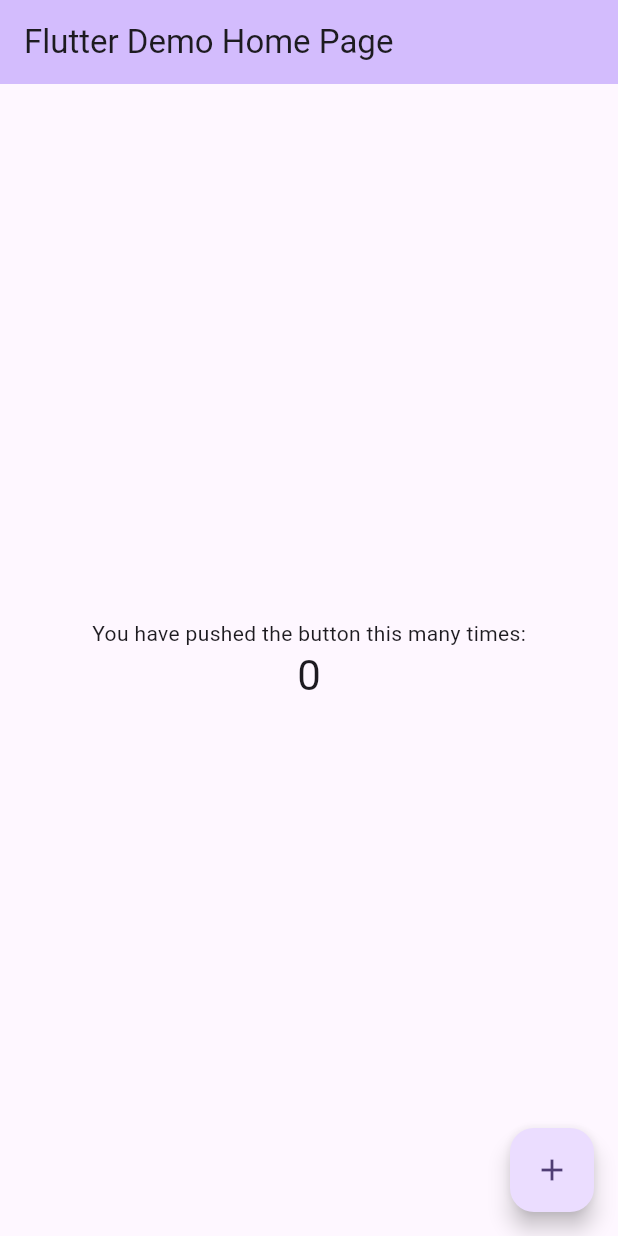
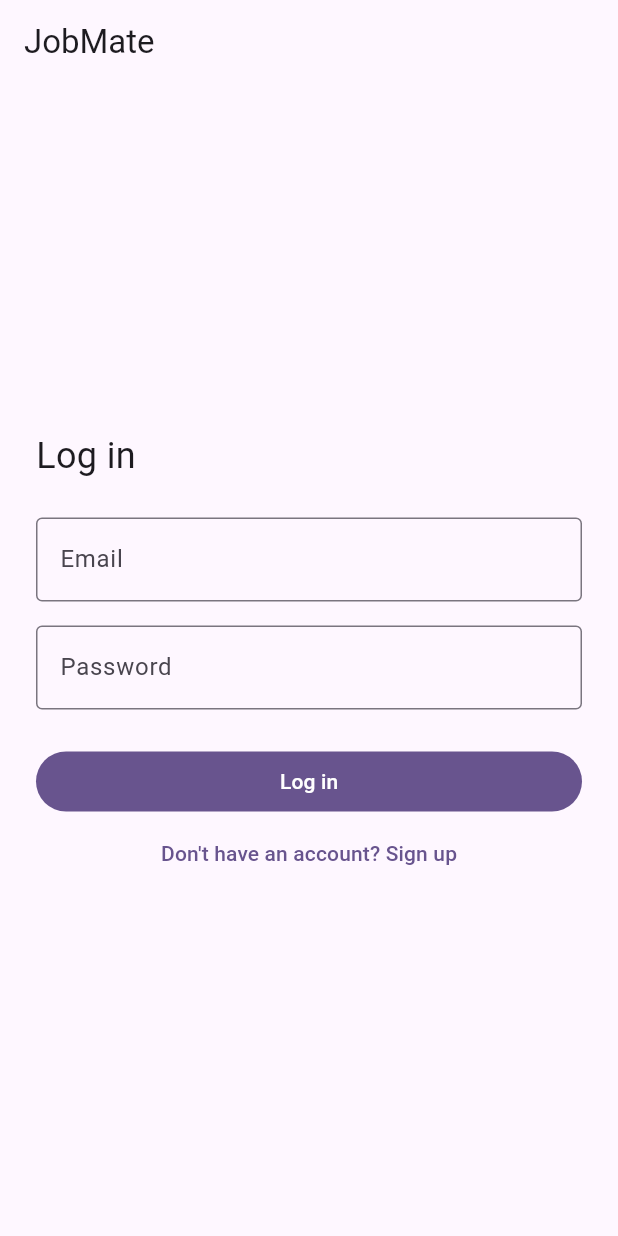
Before and after one commit to CHTHEE/jobmate, a Flutter app: the screen it shows after launch, on a phone screen of 412 x 824 dp. Run offline on Flutter 3.47's test engine with Material 3 defaults, Android fonts, the phone set to English and light mode, and no system bars; our stand-ins replace supabase_flutter; accounts and stored records are empty.

Commit message:
simple dart for login, signup and authGate

```diff
--- /dev/null
+++ b/lib/features/auth/auth_gate.dart
@@ -0,0 +1,57 @@
+import 'package:flutter/material.dart';
+import 'package:supabase_flutter/supabase_flutter.dart';
+
+import 'login_page.dart';
+import '../home/home_page.dart';
+
+class AuthGate extends StatefulWidget {
+  const AuthGate({super.key});
+
+  @override
+  State<AuthGate> createState() => _AuthGateState();
+}
+
+class _AuthGateState extends State<AuthGate> {
+  final _auth = Supabase.instance.client.auth;
+
+  late final Stream<AuthState> _authChanges;
+
+  @override
+  void initState() {
+    super.initState();
+    _authChanges = _auth.onAuthStateChange;
+  }
+
+  @override
+  Widget build(BuildContext context) {
+    return StreamBuilder<AuthState>(
+      stream: _authChanges,
+      initialData: AuthState(
+        AuthChangeEvent.initialSession,
+        _auth.currentSession,
+      ),
+      builder: (context, snapshot) {
+        if (snapshot.hasError) {
+          return const Scaffold(
+            body: Center(
+              child: Text(
+                'Unable to update authentication status. '
+                'Check your connection and restart the app.',
+              ),
+            ),
+          );
+        }
+
+        final session = snapshot.data?.session;
+
+        if (session == null) {
+          return const LoginPage();
+        }
+
+        return HomePage(
+          email: session.user.email ?? 'No email available',
+        );
+      },
+    );
+  }
+}
--- /dev/null
+++ b/lib/features/auth/login_page.dart
@@ -0,0 +1,121 @@
+import 'package:flutter/material.dart';
+import 'package:supabase_flutter/supabase_flutter.dart';
+import 'sign_up_page.dart';
+import '../../shared/widgets/auth_layout.dart';
+
+class LoginPage extends StatefulWidget {
+  const LoginPage({super.key});
+
+  @override
+  State<LoginPage> createState() => _LoginPageState();
+}
+
+class _LoginPageState extends State<LoginPage> {
+  final _emailController = TextEditingController();
+  final _passwordController = TextEditingController();
+  bool _isLoading = false;
+
+  @override
+  void dispose() {
+    _emailController.dispose();
+    _passwordController.dispose();
+    super.dispose();
+  }
+
+  @override
+  Widget build(BuildContext context) {
+    return Scaffold(
+      appBar: AppBar(title: const Text('JobMate')),
+      body: AuthLayout(
+        child: Column(
+          mainAxisSize: MainAxisSize.min,
+          crossAxisAlignment: CrossAxisAlignment.stretch,
+          children: [
+            const Text('Log in', style: TextStyle(fontSize: 24)),
+            const SizedBox(height: 24),
+            TextField(
+              controller: _emailController,
+              decoration: const InputDecoration(
+                labelText: 'Email',
+                border: OutlineInputBorder(),
+              ),
+              keyboardType: TextInputType.emailAddress,
+            ),
+
+            const SizedBox(height: 16),
+            TextField(
+              controller: _passwordController,
+              decoration: const InputDecoration(
+                labelText: 'Password',
+                border: OutlineInputBorder(),
+              ),
+              obscureText: true,
+            ),
+            const SizedBox(height: 24),
+            FilledButton(
+              onPressed: _isLoading ? null : _handleLogin,
+              child: Text(_isLoading ? 'Logging in...' : 'Log in'),
+            ),
+            TextButton(
+              onPressed: _isLoading
+                  ? null
+                  : () {
+                Navigator.of(context).push(
+                  MaterialPageRoute<void>(
+                    builder: (context) => const SignUpPage()),
+                );
+              },
+              child: const Text('Don\'t have an account? Sign up'),
+            ),
+          ],
+        ),
+      ),
+    );
+  }
+
+  Future<void> _handleLogin() async {
+    if (_isLoading) return;
+
+    final email = _emailController.text.trim();
+    final password = _passwordController.text;
+
+    if(email.isEmpty || password.isEmpty) {
+      _showMessage('Please enter both email and password.');
+      return;
+    }
+
+    setState(() {
+      _isLoading = true;
+    });
+
+    try {
+      final response = await Supabase.instance.client.auth.signInWithPassword(
+        email: email,
+        password: password,
+      );
+
+      if (response.session != null) {
+        _showMessage('Login successful.');
+      } else {
+        _showMessage('No session was returned. Please try again.');
+      }
+    } on AuthException catch (error) {
+      _showMessage(error.message);
+    } catch (_) {
+      _showMessage('Unable to log in. Please try again.');
+    } finally {
+      if (mounted) {
+        setState(() {
+          _isLoading = false;
+        });
+      }
+    }
+  }
+
+  void _showMessage(String message) {
+    if (!mounted) return;
+
+    ScaffoldMessenger.of(context)
+        .showSnackBar(SnackBar(content: Text(message)));
+  }
+}
--- /dev/null
+++ b/lib/features/home/home_page.dart
@@ -0,0 +1,28 @@
+import 'package:flutter/material.dart';
+
+class HomePage extends StatelessWidget {
+  final String email;
+
+  const HomePage({
+    super.key,
+    required this.email,
+  });
+
+  @override
+  Widget build(BuildContext context) {
+    return Scaffold(
+      appBar: AppBar(
+        title: const Text('JobMate'),
+      ),
+      body: Center(
+        child: Padding(
+          padding: const EdgeInsets.all(24),
+          child: Text(
+            'Welcome to JobMate!\n$email',
+            textAlign: TextAlign.center,
+          ),
+        ),
+      ),
+    );
+  }
+}
--- a/lib/main.dart
+++ b/lib/main.dart
@@ -1,6 +1,22 @@
 import 'package:flutter/material.dart';
+import 'package:supabase_flutter/supabase_flutter.dart';
+import 'package:jobmate/features/auth/auth_gate.dart';
 
-void main() {
+Future<void> main() async {
+  WidgetsFlutterBinding.ensureInitialized();
+
+  const supabaseUrl = String.fromEnvironment('SUPABASE_URL');
+  const supabaseKey = String.fromEnvironment('SUPABASE_PUBLISHABLE_KEY',);
+
+  if (supabaseUrl.isEmpty || supabaseKey.isEmpty) {
+    throw Exception('Missing Supabase configuration.' 'Run with --dart-define-from-file=.env');
+  }
+
+  await Supabase.initialize(
+    url: supabaseUrl,
+    publishableKey: supabaseKey,
+  );
+
   runApp(const MyApp());
 }
 
@@ -11,7 +27,7 @@ class MyApp extends StatelessWidget {
   @override
   Widget build(BuildContext context) {
     return MaterialApp(
-      title: 'Flutter Demo',
+      title: 'Home Page',
       theme: ThemeData(
         // This is the theme of your application.
         //
@@ -30,7 +46,7 @@ class MyApp extends StatelessWidget {
         // tested with just a hot reload.
         colorScheme: .fromSeed(seedColor: Colors.deepPurple),
       ),
-      home: const MyHomePage(title: 'Flutter Demo Home Page'),
+      home: const AuthGate(),
     );
   }
 }
--- /dev/null
+++ b/lib/shared/widgets/auth_layout.dart
@@ -0,0 +1,23 @@
+import 'package:flutter/material.dart';
+
+class AuthLayout extends StatelessWidget {
+  final Widget child;
+
+  const AuthLayout({super.key, required this.child});
+
+  @override
+  Widget build(BuildContext context) {
+    return Align(
+      alignment: Alignment.center,
+      child: SingleChildScrollView(
+        child: Padding(
+          padding: const EdgeInsets.all(24),
+          child: ConstrainedBox(
+            constraints: const BoxConstraints(maxWidth: 420),
+            child: child,
+          ),
+        ),
+      ),
+    );
+  }
+}
--- a/pubspec.yaml
+++ b/pubspec.yaml
@@ -33,7 +33,8 @@ dependencies:
 
   # The following adds the Cupertino Icons font to your application.
   # Use with the CupertinoIcons class for iOS style icons.
-  cupertino_icons: ^1.0.8
+  cupertino_icons: ^2.0.0
+  supabase_flutter: ^2.18.3
 
 dev_dependencies:
   flutter_test:
```
Also changed, not shown: lib/features/auth/sign_up_page.dart (added, +122 -0 lines), pubspec.lock, 7 other files.
